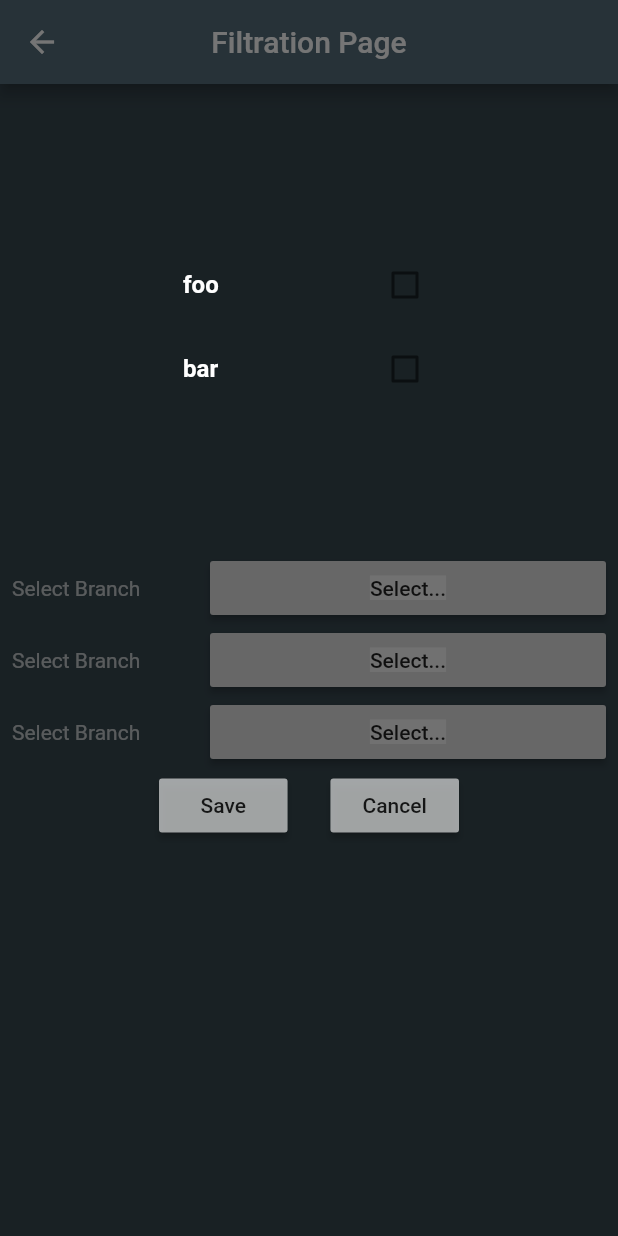
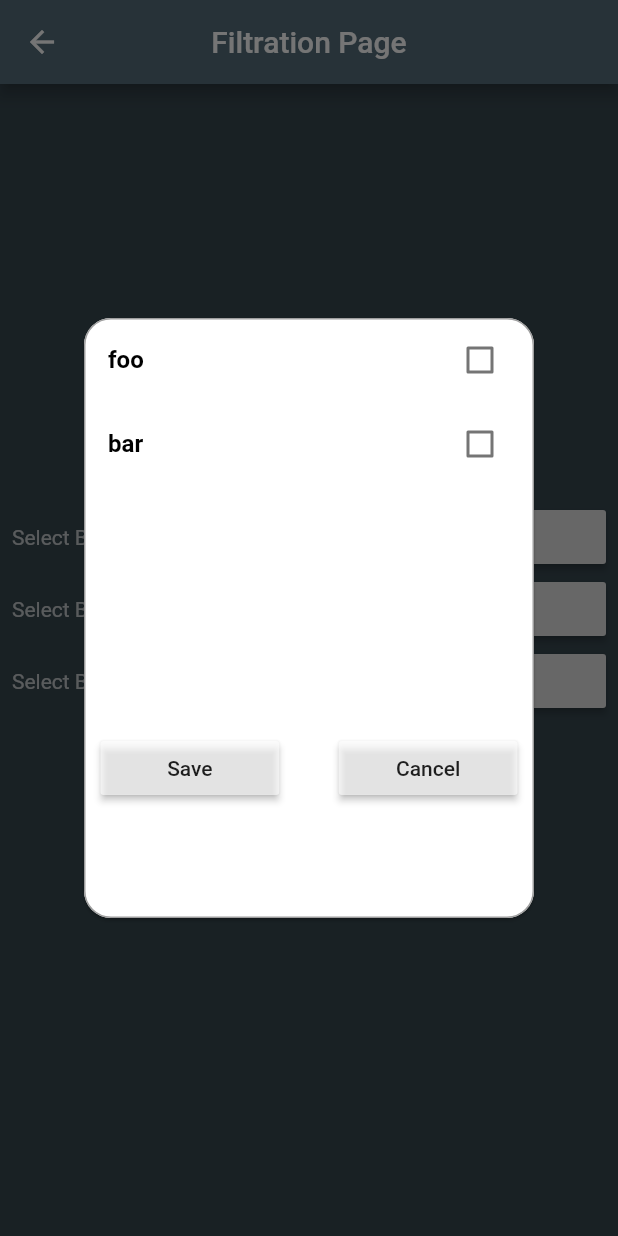
Before and after one commit to Emad-Sayed/BelDoor_TestDemo_Flutter, a Flutter app: the TicketsFilter screen opened by its route, after a tap on "Select...", on a phone screen of 412 x 824 dp. Run offline on Flutter 3.47's test engine with Material 2 defaults, Android fonts, the phone set to English and light mode, and no system bars; our stand-ins replace flutter_spinkit.

Commit message:
ui issue

```diff
--- a/lib/pages/filter.dart
+++ b/lib/pages/filter.dart
@@ -69,6 +69,18 @@ class _TicketsFilterState extends State<TicketsFilter> {
                   ),flex: 2,
                 )
               ],),
+          SizedBox(height: 20),
+          Row(
+            mainAxisAlignment: MainAxisAlignment.center,
+            children: [
+              RaisedButton(onPressed: ()=>{},child: Text("Filter"),
+                shape: RoundedRectangleBorder(
+                    borderRadius: BorderRadius.circular(18.0),
+                    side: BorderSide(color: Colors.blueGrey)
+                ),
+              )
+            ],
+          )
           ],
     ),
         ));
--- a/lib/pages/login.dart
+++ b/lib/pages/login.dart
@@ -88,6 +88,10 @@ class Login extends StatelessWidget {
                           SizedBox(height: 20),
                           Center(
                             child: !loginModel.isLoading ? RaisedButton(
+                                shape: RoundedRectangleBorder(
+                                    borderRadius: BorderRadius.circular(18.0),
+                                    side: BorderSide(color: Colors.blueGrey)
+                                ),
                                     onPressed: () {if (formKey.currentState.validate()) {login(context);}},
                                 color:Colors.blueGrey[300],
                                     child: Text(
--- a/lib/pages/popup.dart
+++ b/lib/pages/popup.dart
@@ -17,29 +17,36 @@ class _CustomPopUp extends State<CustomPopUp> {
   @override
   Widget build(BuildContext context) {
           return Card(
-            elevation: 0,
-            color: Colors.transparent,
+            shape: RoundedRectangleBorder(
+                borderRadius: BorderRadius.circular(18.0),
+                side: BorderSide(color: Colors.grey)
+            ),
+            // elevation: 0,
+            // color: Colors.transparent,
             child: Container(
-              width: 200,
-              height: 500,
+              width: 300,
+              height: 400,
               child: Column(
                 children: [
               Expanded(
                 child: ListView(children : widget.values.keys.map((val) => CheckboxListTile(
-                  title: Text(val,style: TextStyle(color: Colors.white,fontWeight: FontWeight.bold),),
+                  title: Text(val,style: TextStyle(color: Colors.black,fontWeight: FontWeight.bold),),
                   value: widget.values[val],
                   controlAffinity: ListTileControlAffinity.platform,
                   onChanged: (asd)=>setState((){widget.values[val]=!widget.values[val];})//set the state,
                 ),).toList()),flex: 2,
               ),
               Expanded(
+                child: Padding(
+                  padding: const EdgeInsets.all(11.0),
                   child: Row(
                     children: [
                       //ListView With Text and Check Box
                     Expanded(child: RaisedButton(child: Text("Save"),color: Colors.white60,onPressed: ()=>getSelectedData()),flex: 3,),
                     Expanded(child: SizedBox(),flex: 1,),
                     Expanded(child: RaisedButton(child: Text("Cancel"),color: Colors.white60,onPressed: ()=>Navigator.of(context).pop()),flex: 3,)
-                ],), flex: 2,
+                  ],),
+                ), flex: 2,
               ),
               ],
               ),
--- a/lib/pages/userSetting.dart
+++ b/lib/pages/userSetting.dart
@@ -30,7 +30,10 @@ class _UserSettingState extends State<UserSetting> {
           ListTile(
             title: Text(AppLocalizations.of(context).translate('history'),style: TextStyle(color: Colors.white70),),
             trailing: Icon(Icons.history),
-            onTap: ()=> Navigator.pushNamed(context, '/filter'),
+            onTap: ()=> {
+              Navigator.of(context).pop(),
+              Navigator.pushNamed(context, '/filter'),
+            }
           ),
           ListTile(
             title: Text(AppLocalizations.of(context).translate('switchLang'),style:TextStyle(color: Colors.white70),),
```
Lines whose indentation alone changed are shown as unchanged.
